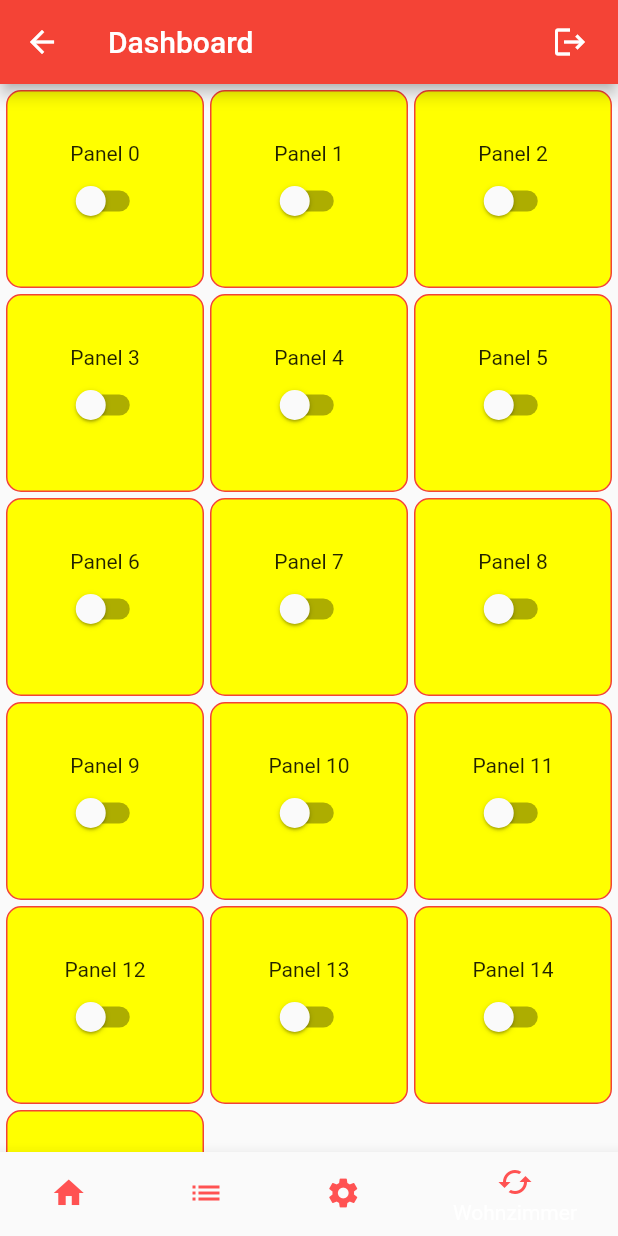
After one commit to DerKleinePunk/FullterGuiTest, a Flutter app: the Dashboard screen opened directly, item 4 of the bottom bar chosen, on a phone screen of 412 x 824 dp. The commit adds this screen. Run offline on Flutter 3.47's test engine with Material 2 defaults, Android fonts, the light colour scheme and no system bars; our stand-ins replace audioplayers, bloc, flutter_bloc, package_info_plus, shared_preferences; accounts and stored records are empty; generated files the repository leaves out were written again; statements that could not run were skipped.

Commit message:
add buttons for the automation

```diff
--- /dev/null
+++ b/lib/component/widget/automation_form.dart
@@ -0,0 +1,21 @@
+import 'package:flutter/material.dart';
+import '../../core/automation_panel_controller.dart';
+import '../../core/extensions.dart';
+
+class AutomationForm extends StatelessWidget {
+  final AutomationPanelController panelController;
+
+  const AutomationForm(this.panelController, {Key? key}) : super(key: key);
+
+  @override
+  Widget build(BuildContext context) {
+    int count = renderMobileMode(context) ? 3 : 4;
+    return GridView.count(
+        crossAxisCount: count,
+        childAspectRatio: 1.0,
+        padding: const EdgeInsets.all(4.0),
+        mainAxisSpacing: 4.0,
+        crossAxisSpacing: 4.0,
+        children: panelController.getPanels());
+  }
+}
--- /dev/null
+++ b/lib/component/widget/panels.dart
@@ -0,0 +1,61 @@
+import 'package:flutter/material.dart';
+
+typedef GetStateCallback = bool Function(String id);
+typedef SetStateCallback = void Function(String id, bool value);
+
+class Panels {
+  static getSwitchPanel(String title, String id, GetStateCallback getcallback,
+      SetStateCallback setCallback) {
+    return SwitchPanel(title, id, getcallback, setCallback);
+  }
+}
+
+class SwitchPanel extends StatefulWidget {
+  final String _title;
+  final String _id;
+  final GetStateCallback _getcallback;
+  final SetStateCallback _setcallback;
+  const SwitchPanel(this._title, this._id, this._getcallback, this._setcallback,
+      {Key? key})
+      : super(key: key);
+
+  @override
+  _SwitchPanelState createState() => _SwitchPanelState();
+}
+
+class _SwitchPanelState extends State<SwitchPanel> {
+  static const String imageUrl =
+      'https://mocah.org/thumbs/268085-wallpaper-1080-2400.jpg';
+  @override
+  Widget build(BuildContext context) {
+    return InkWell(
+      child: Container(
+          decoration: BoxDecoration(
+            border: Border.all(
+              color: Colors.red[500]!,
+            ),
+            borderRadius: const BorderRadius.all(Radius.circular(10)),
+            /*image: const DecorationImage(
+              image: NetworkImage(imageUrl),
+            )*/
+            color: Colors.yellowAccent,
+          ),
+          child: Column(mainAxisAlignment: MainAxisAlignment.center, children: [
+            Text(widget._title),
+            Switch(
+              value: widget._getcallback(widget._id),
+              onChanged: (value) {
+                widget._setcallback(widget._id, value);
+                setState(() {});
+              },
+              activeTrackColor: Colors.lightGreenAccent,
+              activeColor: Colors.green,
+            ),
+          ])),
+      onTap: () {
+        widget._setcallback(widget._id, !widget._getcallback(widget._id));
+        setState(() {});
+      },
+    );
+  }
+}
--- a/lib/component/widget/third_party/adaptive_scaffold.dart
+++ b/lib/component/widget/third_party/adaptive_scaffold.dart
@@ -3,14 +3,8 @@
 // BSD-style license that can be found in the LICENSE file.
 
 import 'package:flutter/material.dart';
+import '../../../core/extensions.dart';
 
-bool _isLargeScreen(BuildContext context) {
-  return MediaQuery.of(context).size.width > 960.0;
-}
-
-bool _isMediumScreen(BuildContext context) {
-  return MediaQuery.of(context).size.width > 640.0;
-}
 
 /// See bottomNavigationBarItem or NavigationRailDestination
 class AdaptiveScaffoldDestination {
@@ -54,7 +48,7 @@ class _AdaptiveScaffoldState extends State<AdaptiveScaffold> {
   @override
   Widget build(BuildContext context) {
     // Show a Drawer
-    if (_isLargeScreen(context)) {
+    if (widget.isLargeScreen(context)) {
       return Row(
         children: [
           Drawer(
@@ -95,7 +89,7 @@ class _AdaptiveScaffoldState extends State<AdaptiveScaffold> {
     }
 
     // Show a navigation rail
-    if (_isMediumScreen(context)) {
+    if (widget.isMediumScreen(context)) {
       return Scaffold(
         appBar: AppBar(
           title: widget.title,
@@ -140,7 +134,7 @@ class _AdaptiveScaffoldState extends State<AdaptiveScaffold> {
         items: [
           ...widget.destinations.map(
             (d) => BottomNavigationBarItem(
-              icon: Icon(d.icon),
+              icon: Icon(d.icon, color: Colors.redAccent,),
               label: d.title,
             ),
           ),
--- /dev/null
+++ b/lib/core/automation_panel_controller.dart
@@ -0,0 +1,29 @@
+import 'package:flutter/material.dart';
+import '../component/widget/panels.dart';
+
+class AutomationPanelController {
+  final List<Widget> _panels = <Widget>[];
+  final Map<String, bool> _switchMap = <String, bool>{};
+
+  AutomationPanelController();
+
+  void init() {
+    for (int i = 0; i < 16; i++) {
+      _switchMap["panel" + i.toString()] = false;
+      _panels.add(Panels.getSwitchPanel("Panel " + i.toString(),
+          "panel" + i.toString(), switchPanelGet, switchPanelSet));
+    }
+  }
+
+  List<Widget> getPanels() {
+    return _panels;
+  }
+
+  bool switchPanelGet(String id) {
+    return _switchMap[id]!;
+  }
+
+  void switchPanelSet(String id, bool value) {
+    _switchMap[id] = value;
+  }
+}
--- a/lib/core/extensions.dart
+++ b/lib/core/extensions.dart
@@ -2,6 +2,18 @@ import 'package:flutter/widgets.dart';
 
 extension ViewMode on Widget {
   bool renderMobileMode(BuildContext context) {
-    return MediaQuery.of(context).size.width < 600;
+    return MediaQuery.of(context).size.width < 600.0;
+  }
+
+  bool isLargeScreen(BuildContext context) {
+    return MediaQuery.of(context).size.width > 960.0;
+  }
+
+  bool isMediumScreen(BuildContext context) {
+    return MediaQuery.of(context).size.width >= 600.0;
   }
 }
+
+bool renderMobileMode(BuildContext context) {
+  return MediaQuery.of(context).size.width < 600.0;
+}
--- a/lib/screens/dashboard.dart
+++ b/lib/screens/dashboard.dart
@@ -1,10 +1,10 @@
 import 'package:audioplayers/audioplayers.dart';
 import 'package:flutter/material.dart';
 import 'package:mnehomeapp/core/client_helper.dart';
-import 'package:mnehomeapp/core/extensions.dart';
-import 'package:mnehomeapp/component/bootstrap/home_server_bootstrap.dart';
 import 'package:flutter_gen/gen_l10n/app_localizations.dart';
 import '../component/widget/third_party/adaptive_scaffold.dart';
+import '../component/widget/automation_form.dart';
+import '../core/automation_panel_controller.dart';
 
 class Dashboard extends StatefulWidget {
   const Dashboard({Key? key}) : super(key: key);
@@ -19,12 +19,15 @@ class _DashboardState extends State<Dashboard> {
 
   final TextEditingController _msgtext = TextEditingController();
   bool _isPlaying = false;
+  late AutomationPanelController _panelController;
 
   @override
   void initState() {
     _msgtext.text = "";
     CoreClientHelper.getClient().addListener(_onWebSocketMessage);
     CoreClientHelper.getClient().addListnerPlayerState(_onPLayerState);
+    _panelController = AutomationPanelController();
+    _panelController.init();
     super.initState();
   }
 
@@ -38,12 +41,11 @@ class _DashboardState extends State<Dashboard> {
             padding: const EdgeInsets.all(8.0),
             child: IconButton(
                 icon: const Icon(Icons.logout),
-            onPressed:() async {
+                onPressed: () async {
                   await CoreClientHelper.getClient().removeSessionIfExists();
                   await CoreClientHelper.clearAuthStorage();
                   await Navigator.of(context).pushReplacementNamed('dashboard');
-                }
-          ),
+                }),
           ),
         ],
         currentIndex: _pageIndex,
@@ -51,6 +53,9 @@ class _DashboardState extends State<Dashboard> {
           AdaptiveScaffoldDestination(title: 'Home', icon: Icons.home),
           AdaptiveScaffoldDestination(title: 'Entries', icon: Icons.list),
           AdaptiveScaffoldDestination(title: 'Settings', icon: Icons.settings),
+          AdaptiveScaffoldDestination(
+              title: 'Wohnzimmer', icon: Icons.cached_sharp),
+          //AdaptiveScaffoldDestination(title: 'Offenstall', icon: Icons.add_photo_alternate),
         ],
         body: _pageAtIndex(_pageIndex),
         onNavigationIndexChange: (newIndex) {
@@ -68,11 +73,22 @@ class _DashboardState extends State<Dashboard> {
       return dashboardBody();
     }
 
-    /*if (index == 1) {
-      return const EntriesPage();
-    }*/
+    if (index == 1) {
+      //return const EntriesPage();
+      return const Center(child: Text('Entries page'));
+    }
 
+    if (index == 2) {
+      //return const EntriesPage();
       return const Center(child: Text('Settings page'));
+    }
+
+    if (index == 3) {
+      //return const EntriesPage();
+      return AutomationForm(_panelController);
+    }
+
+    return const Center(child: Text('Error'));
   }
 
   /*@override
```
Also changed, not shown: lib/bloc/login_bloc.dart (+4 -8 lines), lib/server/client.dart (+20 -3 lines), lib/server/http/api_http_client.dart (added, +66 -0 lines), lib/server/http/http_exceptions.dart (added, +28 -0 lines). Lines whose indentation alone changed are shown as unchanged.
